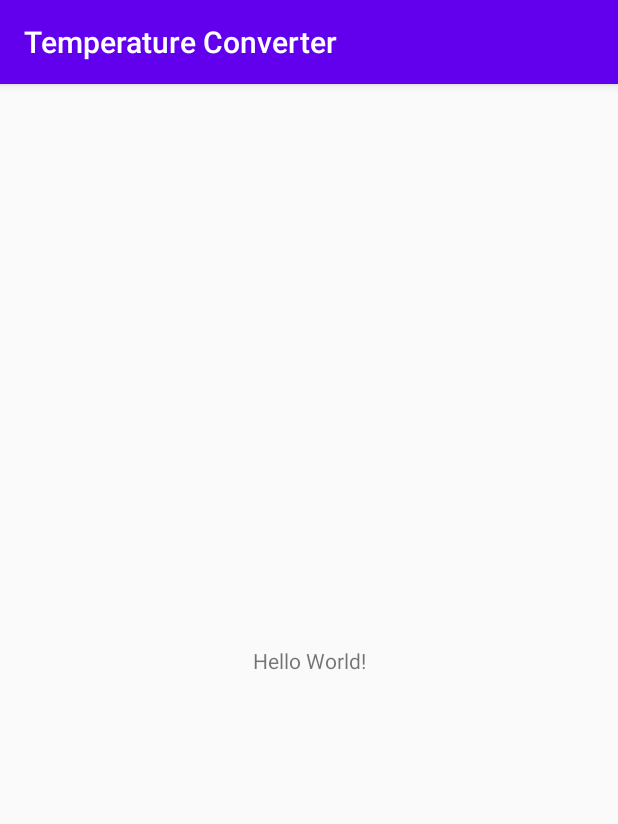
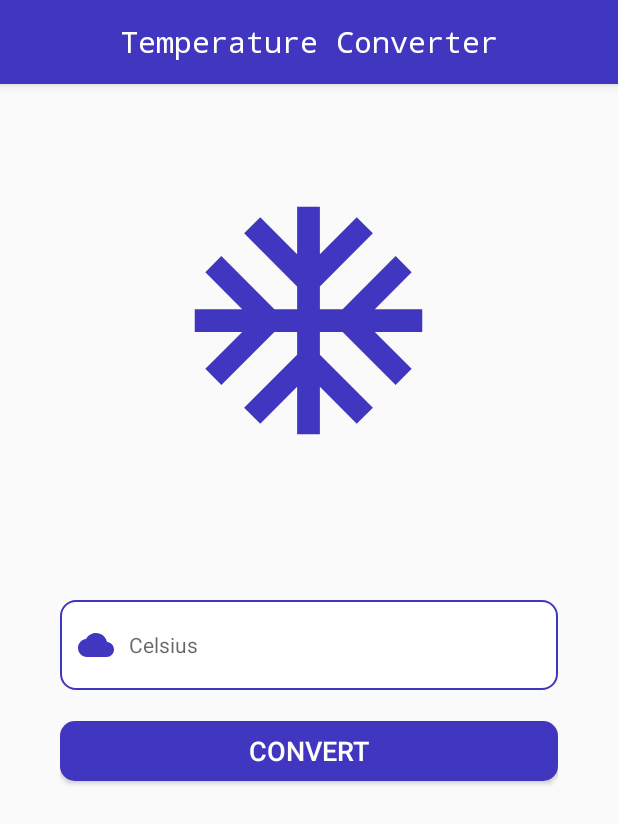
Before and after one commit to Nouani/temperature-unit-converter, an Android app: the screen it shows after launch (MainActivity), on a phone screen of 412 x 824 dp. Shown: the top 824 px of the screen. Run offline under Robolectric (Android 15) with nearby library versions, the phone set to English and light mode, and no system bars.

Commit message:
Estilização da tela inicial

```diff
--- a/app/src/main/java/br/unicamp/temperatureconverter/MainActivity.java
+++ b/app/src/main/java/br/unicamp/temperatureconverter/MainActivity.java
@@ -1,5 +1,6 @@
 package br.unicamp.temperatureconverter;
 
+import androidx.appcompat.app.ActionBar;
 import androidx.appcompat.app.AppCompatActivity;
 
 import android.os.Bundle;
@@ -10,5 +11,8 @@ public class MainActivity extends AppCompatActivity {
     protected void onCreate(Bundle savedInstanceState) {
         super.onCreate(savedInstanceState);
         setContentView(R.layout.activity_main);
+
+        getSupportActionBar().setDisplayOptions(ActionBar.DISPLAY_SHOW_CUSTOM);
+        getSupportActionBar().setCustomView(R.layout.action_bar_layout);
     }
 }
--- /dev/null
+++ b/app/src/main/res/drawable/custom_button.xml
@@ -0,0 +1,5 @@
+<?xml version="1.0" encoding="utf-8"?>
+<shape xmlns:android="http://schemas.android.com/apk/res/android" android:shape="rectangle">
+    <solid android:color="@color/colorPrimary" />
+    <corners android:radius="10dp" />
+</shape>
--- /dev/null
+++ b/app/src/main/res/drawable/custom_cloud_icon.xml
@@ -0,0 +1,10 @@
+<?xml version="1.0" encoding="utf-8"?>
+<selector xmlns:android="http://schemas.android.com/apk/res/android">
+    <item
+        android:state_enabled="true"
+        android:drawable="@drawable/ic_cloud_focused" />
+
+    <item
+        android:state_enabled="false"
+        android:drawable="@drawable/ic_cloud" />
+</selector>
--- /dev/null
+++ b/app/src/main/res/drawable/custom_input.xml
@@ -0,0 +1,24 @@
+<?xml version="1.0" encoding="utf-8"?>
+<selector xmlns:android="http://schemas.android.com/apk/res/android">
+    <item
+        android:state_enabled="true"
+        android:state_focused="true">
+        <shape android:shape="rectangle">
+            <solid android:color="@android:color/white" />
+            <corners android:radius="10dp" />
+            <stroke
+                android:color="@color/colorPrimary"
+                android:width="1dp" />
+        </shape>
+    </item>
+
+    <item android:state_enabled="true">
+        <shape android:shape="rectangle">
+            <solid android:color="@android:color/white" />
+            <corners android:radius="10dp" />
+            <stroke
+                android:color="@android:color/darker_gray"
+                android:width="1dp" />
+        </shape>
+    </item>
+</selector>
--- /dev/null
+++ b/app/src/main/res/drawable/ic_cloud.xml
@@ -0,0 +1,12 @@
+<vector
+    android:height="24dp"
+    android:viewportHeight="24"
+    android:viewportWidth="24"
+    android:width="24dp"
+    xmlns:android="http://schemas.android.com/apk/res/android">
+
+    <path
+        android:fillColor="@android:color/darker_gray"
+        android:pathData="M19.35,10.04C18.67,6.59 15.64,4 12,4 9.11,4 6.6,5.64 5.35,8.04 2.34,8.36 0,10.91 0,14c0,3.31 2.69,6 6,6h13c2.76,0 5,-2.24 5,-5 0,-2.64 -2.05,-4.78 -4.65,-4.96z"/>
+
+</vector>
--- /dev/null
+++ b/app/src/main/res/drawable/ic_cloud_focused.xml
@@ -0,0 +1,12 @@
+<vector
+    android:height="24dp"
+    android:viewportHeight="24"
+    android:viewportWidth="24"
+    android:width="24dp"
+    xmlns:android="http://schemas.android.com/apk/res/android">
+
+    <path
+        android:fillColor="@color/colorPrimary"
+        android:pathData="M19.35,10.04C18.67,6.59 15.64,4 12,4 9.11,4 6.6,5.64 5.35,8.04 2.34,8.36 0,10.91 0,14c0,3.31 2.69,6 6,6h13c2.76,0 5,-2.24 5,-5 0,-2.64 -2.05,-4.78 -4.65,-4.96z"/>
+
+</vector>
--- /dev/null
+++ b/app/src/main/res/drawable/ic_unit.xml
@@ -0,0 +1,5 @@
+<vector android:height="24dp" android:tint="#4136BF"
+    android:viewportHeight="24" android:viewportWidth="24"
+    android:width="24dp" xmlns:android="http://schemas.android.com/apk/res/android">
+    <path android:fillColor="@android:color/white" android:pathData="M22,11h-4.17l3.24,-3.24 -1.41,-1.42L15,11h-2V9l4.66,-4.66 -1.42,-1.41L13,6.17V2h-2v4.17L7.76,2.93 6.34,4.34 11,9v2H9L4.34,6.34 2.93,7.76 6.17,11H2v2h4.17l-3.24,3.24 1.41,1.42L9,13h2v2l-4.66,4.66 1.42,1.41L11,17.83V22h2v-4.17l3.24,3.24 1.42,-1.41L13,15v-2h2l4.66,4.66 1.41,-1.42L17.83,13H22z"/>
+</vector>
--- /dev/null
+++ b/app/src/main/res/layout/action_bar_layout.xml
@@ -0,0 +1,18 @@
+<?xml version="1.0" encoding="utf-8"?>
+<LinearLayout xmlns:android="http://schemas.android.com/apk/res/android"
+    android:layout_width="wrap_content"
+    android:layout_height="wrap_content"
+    android:layout_gravity="center"
+    android:orientation="vertical">
+
+    <androidx.appcompat.widget.AppCompatTextView
+        android:id="@+id/tvTitle"
+        style="@style/TextAppearance.AppCompat.Widget.ActionBar.Title"
+        android:layout_width="wrap_content"
+        android:layout_height="wrap_content"
+        android:text="Temperature Converter"
+        android:gravity="center"
+        android:fontFamily="monospace"
+        android:textColor="#FFFFFF" />
+
+</LinearLayout>
--- a/app/src/main/res/layout/activity_main.xml
+++ b/app/src/main/res/layout/activity_main.xml
@@ -4,15 +4,67 @@
     xmlns:tools="http://schemas.android.com/tools"
     android:layout_width="match_parent"
     android:layout_height="match_parent"
+    android:orientation="vertical"
+    android:padding="40dp"
     tools:context=".MainActivity">
 
     <TextView
+        android:id="@+id/tvErrorMessage"
         android:layout_width="wrap_content"
         android:layout_height="wrap_content"
-        android:text="Hello World!"
+        android:text=""
+        android:textColor="@android:color/holo_red_dark"
+        android:textSize="15sp"
         app:layout_constraintBottom_toBottomOf="parent"
-        app:layout_constraintLeft_toLeftOf="parent"
-        app:layout_constraintRight_toRightOf="parent"
-        app:layout_constraintTop_toTopOf="parent" />
+        app:layout_constraintEnd_toEndOf="parent"
+        app:layout_constraintHorizontal_bias="0.007"
+        app:layout_constraintStart_toStartOf="parent"
+        app:layout_constraintTop_toTopOf="parent"
+        app:layout_constraintVertical_bias="0.409" />
+
+    <Button
+        android:id="@+id/btnConvert"
+        android:layout_width="match_parent"
+        android:layout_height="40dp"
+        android:background="@drawable/custom_button"
+        android:text="Convert"
+        android:textColor="#fff"
+        android:textSize="18sp"
+        app:layout_constraintBottom_toBottomOf="parent"
+        app:layout_constraintEnd_toEndOf="parent"
+        app:layout_constraintStart_toStartOf="parent"
+        app:layout_constraintTop_toTopOf="parent"
+        app:layout_constraintVertical_bias="0.594" />
+
+    <EditText
+        android:id="@+id/edtCelsius"
+        android:layout_width="match_parent"
+        android:layout_height="60dp"
+        android:background="@drawable/custom_input"
+        android:drawableStart="@drawable/custom_cloud_icon"
+        android:drawablePadding="10dp"
+        android:ems="10"
+        android:hint="@string/celsius_temperature"
+        android:inputType="numberDecimal"
+        android:paddingStart="12dp"
+        android:paddingEnd="12dp"
+        android:textSize="14sp"
+        app:layout_constraintBottom_toBottomOf="parent"
+        app:layout_constraintEnd_toEndOf="parent"
+        app:layout_constraintStart_toStartOf="parent"
+        app:layout_constraintTop_toTopOf="parent"
+        app:layout_constraintVertical_bias="0.484" />
+
+    <ImageView
+        android:id="@+id/imageView"
+        android:layout_width="182dp"
+        android:layout_height="186dp"
+        app:layout_constraintBottom_toBottomOf="parent"
+        app:layout_constraintEnd_toEndOf="parent"
+        app:layout_constraintHorizontal_bias="0.497"
+        app:layout_constraintStart_toStartOf="parent"
+        app:layout_constraintTop_toTopOf="parent"
+        app:layout_constraintVertical_bias="0.049"
+        app:srcCompat="@drawable/ic_unit" />
 
 </androidx.constraintlayout.widget.ConstraintLayout>
--- a/app/src/main/res/values/colors.xml
+++ b/app/src/main/res/values/colors.xml
@@ -1,6 +1,6 @@
 <?xml version="1.0" encoding="utf-8"?>
 <resources>
-    <color name="colorPrimary">#6200EE</color>
+    <color name="colorPrimary">#4136BF</color>
     <color name="colorPrimaryDark">#3700B3</color>
     <color name="colorAccent">#03DAC5</color>
 </resources>
--- a/app/src/main/res/values/strings.xml
+++ b/app/src/main/res/values/strings.xml
@@ -1,3 +1,4 @@
 <resources>
     <string name="app_name">Temperature Converter</string>
+    <string name="celsius_temperature">Celsius</string>
 </resources>
```
